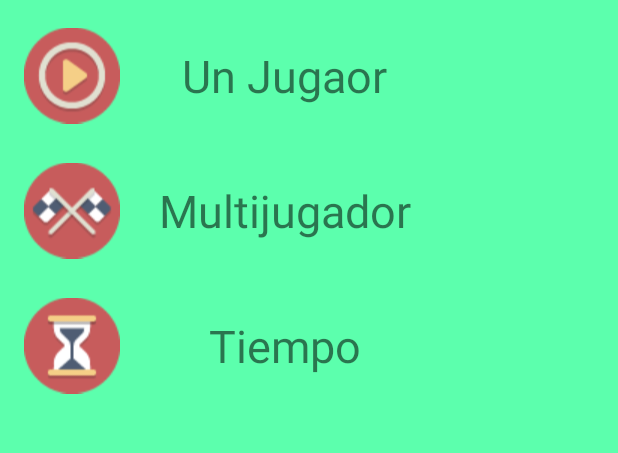
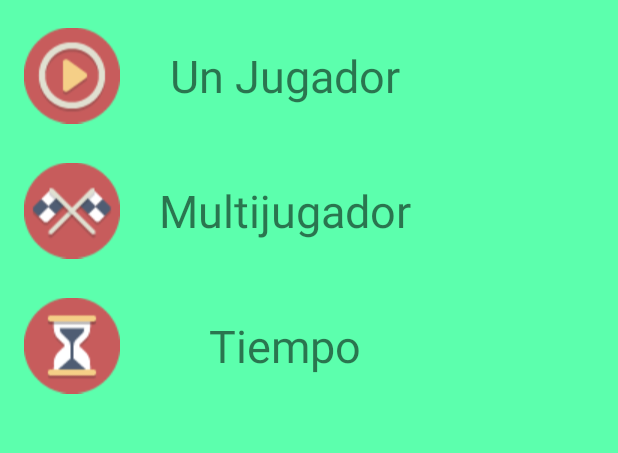
Before and after one commit to Alexandroat/Qizit, an Android app: the screen it shows after launch (MainActivity), on a phone screen of 412 x 824 dp, the part 160-613 px from its top. Run offline under Robolectric (Android 15) with nearby library versions, the phone set to English and light mode, and no system bars.

Commit message:
Cambios en la interfaz activity_main

```diff
--- a/app/src/main/AndroidManifest.xml
+++ b/app/src/main/AndroidManifest.xml
@@ -1,7 +1,7 @@
 <?xml version="1.0" encoding="utf-8"?>
 <manifest xmlns:android="http://schemas.android.com/apk/res/android"
     package="com.example.alex.qizit" >
-
+<!--nothing-->
     <application
         android:allowBackup="true"
         android:icon="@drawable/ic_launcher"
--- a/app/src/main/res/values/strings.xml
+++ b/app/src/main/res/values/strings.xml
@@ -6,7 +6,7 @@
     <string name="action_settings">Settings</string>
     <string name="title_activity_home">Home</string>
     <string name="title_activity_ajustes">Ajustes</string>
-    <string name="onePlayer">Un Jugaor</string>
+    <string name="onePlayer">Un Jugador</string>
     <string name="multiplayer">Multijugador</string>
     <string name="time">Tiempo</string>
     <string name="welcome">Bienvenido a Qizit</string>
```
